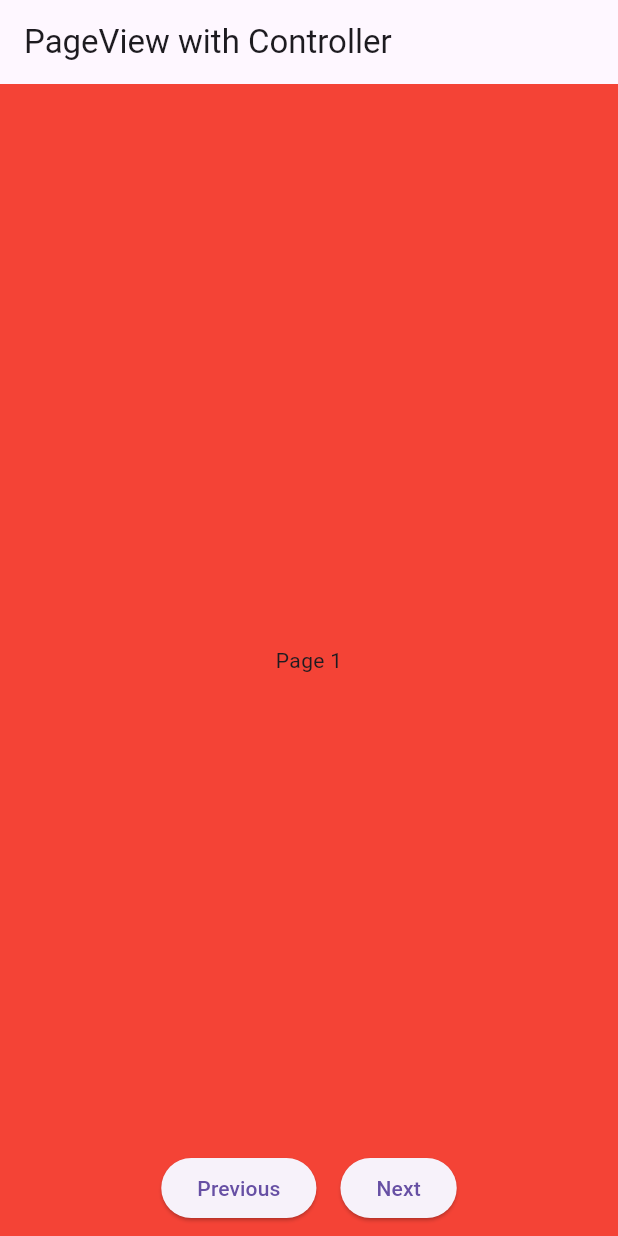
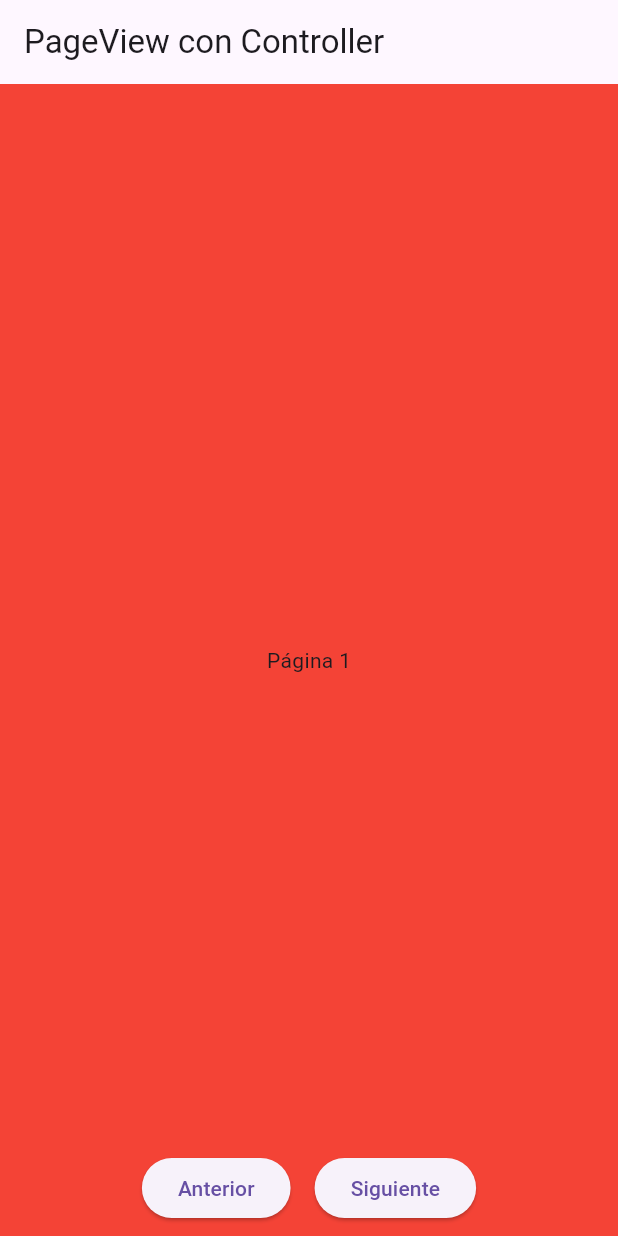
Before and after one commit to jovisal1/2DAM_PMDM_Estacio, a Flutter app: the PageViewExampleScreen screen opened by its route, on a phone screen of 412 x 824 dp. Run offline on Flutter 3.47's test engine with Material 3 defaults, Android fonts, the phone set to English and light mode, and no system bars; our stand-ins replace flutter_native_splash, go_router.

Commit message:
Añadido ejemplo de Hero

```diff
--- a/flutter_ejemplo_widgets_navegacion/lib/config/router/routes.dart
+++ b/flutter_ejemplo_widgets_navegacion/lib/config/router/routes.dart
@@ -33,5 +33,10 @@ final GoRouter router = GoRouter(
       path: '/PageView',
       builder: (context, state) => const PageViewExampleScreen(),
     ),
+    GoRoute(
+      name: 'Hero',
+      path: '/Hero',
+      builder: (context, state) => const HeroExampleScreen(),
+    ),
   ],
 );
--- a/flutter_ejemplo_widgets_navegacion/lib/presentation/screens/home_screen.dart
+++ b/flutter_ejemplo_widgets_navegacion/lib/presentation/screens/home_screen.dart
@@ -47,6 +47,12 @@ class HomeScreen extends StatelessWidget {
                   },
                   child: const Text("PageView"),
                 ),
+                TextButton(
+                  onPressed: () {
+                    context.push("/Hero");
+                  },
+                  child: const Text("Hero"),
+                ),
               ],
             ),
           ),
--- a/flutter_ejemplo_widgets_navegacion/lib/presentation/screens/page_view_example_screen.dart
+++ b/flutter_ejemplo_widgets_navegacion/lib/presentation/screens/page_view_example_screen.dart
@@ -21,7 +21,7 @@ class _PageViewWithControllerExampleState extends State<PageViewExampleScreen> {
   @override
   Widget build(BuildContext context) {
     return Scaffold(
-      appBar: AppBar(title: const Text('PageView with Controller')),
+      appBar: AppBar(title: const Text('PageView con Controller')),
       body: Stack(
         alignment: Alignment.bottomCenter,
         children: [
@@ -32,17 +32,18 @@ class _PageViewWithControllerExampleState extends State<PageViewExampleScreen> {
                 setState(() {
                   _currentPage = index;
                 });
+                debugPrint("Estamos en la página $_currentPage");
               },
               children: <Widget>[
                 Container(
                     color: Colors.red,
-                    child: const Center(child: Text('Page 1'))),
+                    child: const Center(child: Text('Página 1'))),
                 Container(
                     color: Colors.green,
-                    child: const Center(child: Text('Page 2'))),
+                    child: const Center(child: Text('Página 2'))),
                 Container(
                     color: Colors.blue,
-                    child: const Center(child: Text('Page 3'))),
+                    child: const Center(child: Text('Página 3'))),
               ],
             ),
           ),
@@ -58,7 +59,7 @@ class _PageViewWithControllerExampleState extends State<PageViewExampleScreen> {
                       curve: Curves.easeInOut,
                     );
                   },
-                  child: const Text('Previous'),
+                  child: const Text('Anterior'),
                 ),
                 const SizedBox(width: 16),
                 ElevatedButton(
@@ -68,7 +69,7 @@ class _PageViewWithControllerExampleState extends State<PageViewExampleScreen> {
                       curve: Curves.easeInOut,
                     );
                   },
-                  child: const Text('Next'),
+                  child: const Text('Siguiente'),
                 ),
               ],
             ),
--- a/flutter_ejemplo_widgets_navegacion/lib/presentation/screens/screens.dart
+++ b/flutter_ejemplo_widgets_navegacion/lib/presentation/screens/screens.dart
@@ -3,4 +3,5 @@ export 'drawer_example_screen.dart';
 export 'tabView_example_screen.dart';
 export 'navigation_rail_example_screen.dart';
 export 'page_view_example_screen.dart';
+export 'hero_example_screen.dart';
 export 'home_screen.dart';
--- a/flutter_ejemplo_widgets_navegacion/pubspec.yaml
+++ b/flutter_ejemplo_widgets_navegacion/pubspec.yaml
@@ -54,8 +54,8 @@ flutter:
   # the material Icons class.
   uses-material-design: true
   # To add assets to your application, add an assets section, like this:
-  # assets:
-  #   - images/a_dot_burr.jpeg
+  assets:
+    - assets/images/Valenciacf.png
   #   - images/a_dot_ham.jpeg
   # An image asset can refer to one or more resolution-specific "variants", see
   # https://flutter.dev/to/resolution-aware-images
```
Also changed, not shown: flutter_ejemplo_widgets_navegacion/lib/presentation/screens/hero_example_screen.dart (added, +54 -0 lines), flutter_ejemplo_widgets_navegacion/assets/images/Valenciacf.png (added).
